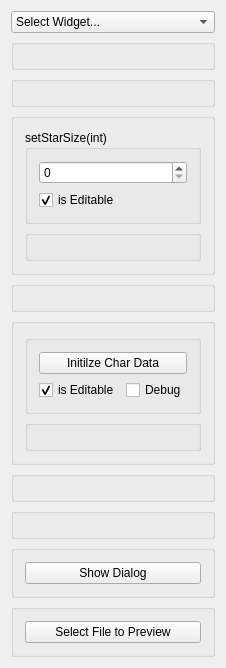
Qt form FF7tk/mainwindow.ui (sithlord48/ff7tk) before a commit.
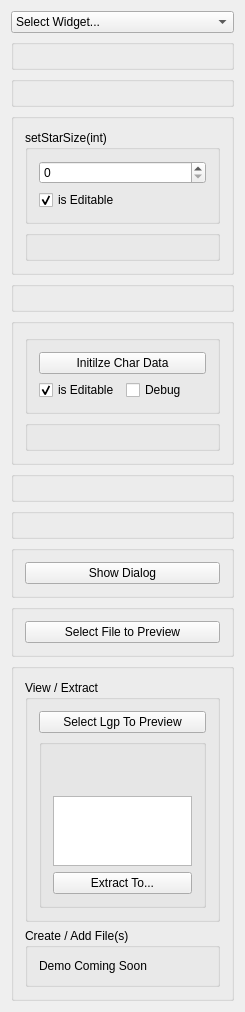
The same form after that commit.

Commit message: Lgp extract Demo added , Set up area for Lgp Compress Demo.

Patch:
```diff
--- a/FF7tk/mainwindow.ui
+++ b/FF7tk/mainwindow.ui
@@ -6,8 +6,8 @@
    <rect>
     <x>0</x>
     <y>0</y>
-    <width>208</width>
-    <height>24</height>
+    <width>245</width>
+    <height>25</height>
    </rect>
   </property>
   <property name="sizePolicy">
@@ -20,7 +20,7 @@
    <string>FF7tk Widget Demo</string>
   </property>
   <widget class="QWidget" name="centralWidget">
-   <layout class="QVBoxLayout" name="verticalLayout_5">
+   <layout class="QVBoxLayout" name="verticalLayout_11">
     <item>
      <widget class="QComboBox" name="combo_widget">
       <item>
@@ -243,6 +243,80 @@
       </layout>
      </widget>
     </item>
+    <item>
+     <widget class="QGroupBox" name="lgp_Box">
+      <property name="title">
+       <string/>
+      </property>
+      <layout class="QVBoxLayout" name="verticalLayout_10">
+       <item>
+        <widget class="QGroupBox" name="groupBox_3">
+         <property name="title">
+          <string>View / Extract</string>
+         </property>
+         <layout class="QVBoxLayout" name="verticalLayout_8">
+          <item>
+           <widget class="QPushButton" name="btn_lgpSelect">
+            <property name="text">
+             <string>Select Lgp To Preview</string>
+            </property>
+           </widget>
+          </item>
+          <item>
+           <widget class="QGroupBox" name="groupLgpView">
+            <property name="title">
+             <string/>
+            </property>
+            <layout class="QVBoxLayout" name="verticalLayout_5">
+             <item>
+              <widget class="QLabel" name="lblLgpCompany">
+               <property name="text">
+                <string/>
+               </property>
+              </widget>
+             </item>
+             <item>
+              <widget class="QLabel" name="lblLgpProduct">
+               <property name="text">
+                <string/>
+               </property>
+              </widget>
+             </item>
+             <item>
+              <widget class="QListWidget" name="listLgpFile"/>
+             </item>
+             <item>
+              <widget class="QPushButton" name="btnExtractLgp">
+               <property name="text">
+                <string>Extract To...</string>
+               </property>
+              </widget>
+             </item>
+            </layout>
+           </widget>
+          </item>
+         </layout>
+        </widget>
+       </item>
+       <item>
+        <widget class="QGroupBox" name="groupBox_4">
+         <property name="title">
+          <string>Create / Add File(s)</string>
+         </property>
+         <layout class="QVBoxLayout" name="verticalLayout_9">
+          <item>
+           <widget class="QLabel" name="label">
+            <property name="text">
+             <string>Demo Coming Soon</string>
+            </property>
+           </widget>
+          </item>
+         </layout>
+        </widget>
+       </item>
+      </layout>
+     </widget>
+    </item>
    </layout>
   </widget>
  </widget>
```
Left out of the diff: 5 changed lines with no effect on the pictures. The commit also changes 2 other files.
